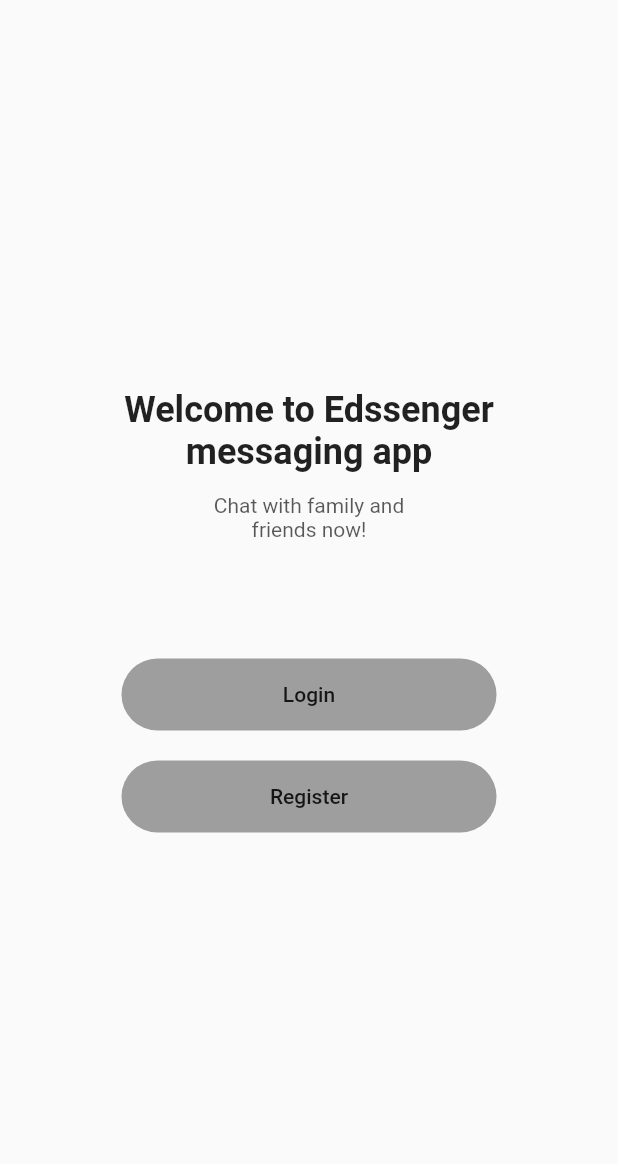
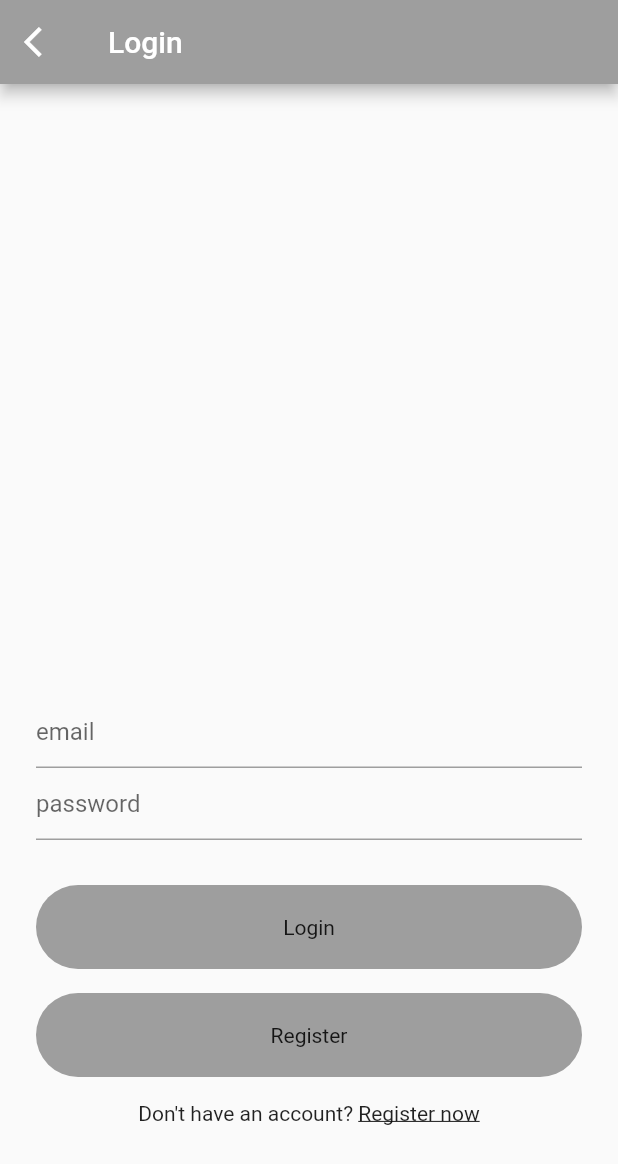
Before and after one commit to loubel/EDBERG-MessagingApp, a Flutter app: the screen it shows after launch, after a tap on "Login", on a phone screen of 412 x 824 dp. Shown: the top 1164 px of the screen. Run offline on Flutter 3.47's test engine with Material 2 defaults, Android fonts, the phone set to English and light mode, and no system bars.

Commit message:
Modified login_screen.dart

```diff
--- /dev/null
+++ b/lib/screens/login_screen.dart
@@ -0,0 +1,108 @@
+import 'package:flutter/material.dart';
+import 'package:msg_app/screens/welcomeScreen.dart';
+
+class LoginScreen extends StatelessWidget {
+  @override
+  Widget build(BuildContext context) {
+    return Scaffold(
+      appBar: AppBar(
+        title: Text("Login"),
+        backgroundColor: Colors.grey,
+        leading: GestureDetector(
+          onTap: () {
+            Navigator.push(
+              context,
+              MaterialPageRoute(
+                builder: (context) {
+                  return WelcomeScreen();
+                },
+              ),
+            );
+          },
+          child: Icon(Icons.arrow_back_ios),
+        ),
+      ),
+      body: SingleChildScrollView(
+        child: Container(
+          height: MediaQuery.of(context).size.height - 50,
+          alignment: Alignment.bottomCenter,
+          padding: EdgeInsets.symmetric(horizontal: 24),
+          child: Column(
+            mainAxisSize: MainAxisSize.min,
+            children: [
+              TextField(
+                decoration: InputDecoration(
+                  hintText: "email",
+                  focusedBorder: UnderlineInputBorder(
+                    borderSide: BorderSide(color: Colors.black),
+                  ),
+                  enabledBorder: UnderlineInputBorder(
+                    borderSide: BorderSide(color: Colors.grey),
+                  ),
+                ),
+              ),
+              TextField(
+                decoration: InputDecoration(
+                  hintText: "password",
+                  focusedBorder: UnderlineInputBorder(
+                    borderSide: BorderSide(color: Colors.black),
+                  ),
+                  enabledBorder: UnderlineInputBorder(
+                    borderSide: BorderSide(color: Colors.grey),
+                  ),
+                ),
+              ),
+              SizedBox(
+                height: 30,
+              ),
+              Container(
+                alignment: Alignment.center,
+                width: MediaQuery.of(context).size.width,
+                padding: EdgeInsets.symmetric(vertical: 20),
+                decoration: BoxDecoration(
+                  color: Colors.grey,
+                  borderRadius: BorderRadius.circular(30),
+                ),
+                child: Text("Login"),
+              ),
+              SizedBox(
+                height: 16,
+              ),
+              Container(
+                alignment: Alignment.center,
+                width: MediaQuery.of(context).size.width,
+                padding: EdgeInsets.symmetric(vertical: 20),
+                decoration: BoxDecoration(
+                  color: Colors.grey,
+                  borderRadius: BorderRadius.circular(30),
+                ),
+                child: Text("Register"),
+              ),
+              SizedBox(
+                height: 16,
+              ),
+              Row(
+                mainAxisAlignment: MainAxisAlignment.center,
+                children: [
+                  Text(
+                    "Don't have an account? ",
+                    style: TextStyle(),
+                  ),
+                  Text(
+                    "Register now",
+                    style: TextStyle(
+                      decoration: TextDecoration.underline,
+                    ),
+                  ),
+                ],
+              ),
+              SizedBox(
+                height: 80,
+              ),
+            ],
+          ),
+        ),
+      ),
+    );
+  }
+}
--- /dev/null
+++ b/lib/screens/register_screen.dart
@@ -0,0 +1 @@
+import 'package:flutter/material.dart';
--- a/lib/screens/welcomeScreen.dart
+++ b/lib/screens/welcomeScreen.dart
@@ -1,4 +1,5 @@
 import 'package:flutter/material.dart';
+import 'package:msg_app/screens/login_screen.dart';
 
 class WelcomeScreen extends StatelessWidget {
   @override
@@ -43,7 +44,16 @@ class WelcomeScreen extends StatelessWidget {
                       borderRadius: BorderRadiusDirectional.circular(30.0),
                       color: Colors.grey),
                   child: FlatButton(
-                    onPressed: () {},
+                    onPressed: () {
+                      Navigator.push(
+                        context,
+                        MaterialPageRoute(
+                          builder: (context) {
+                            return LoginScreen();
+                          },
+                        ),
+                      );
+                    },
                     child: Text("Login"),
                   ),
                 ),
```
